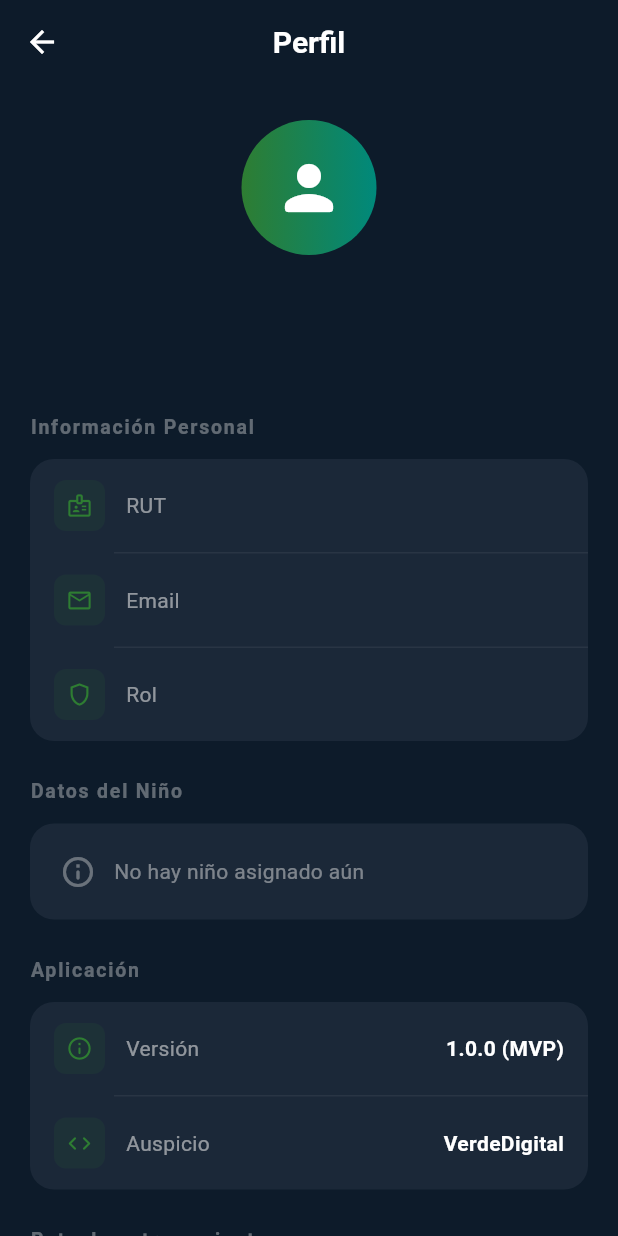
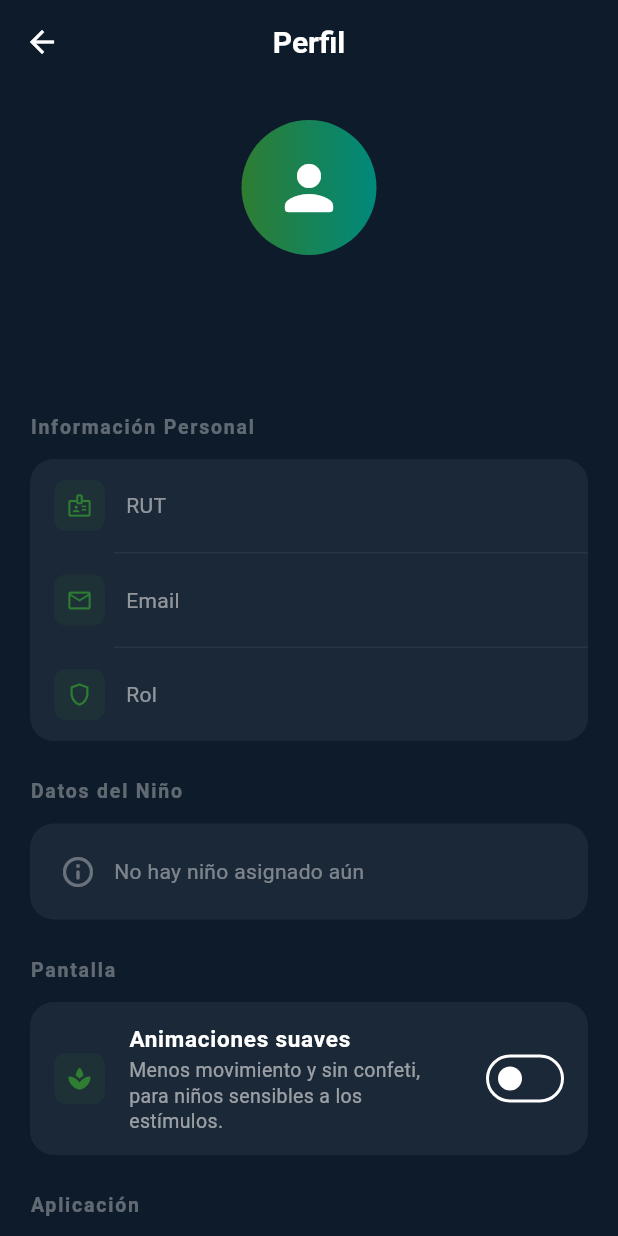
Before and after one commit to dieimcor/gymtea3, a Flutter app: the ProfileScreen screen opened directly, on a phone screen of 412 x 824 dp. Run offline on Flutter 3.47's test engine with Material 3 defaults, Android fonts, the phone set to English and light mode, and no system bars; our stand-ins replace flutter_secure_storage, shared_preferences; accounts and stored records are empty.

Commit message:
Perfil: interruptor 'Animaciones suaves' (apagado de entrada)
SettingsProvider guarda la preferencia y MaterialApp.builder enciende
MediaQuery.disableAnimations en toda la app: las pantallas ya reducen
confeti, vaivenes y viajes con esa señal.

Co-Authored-By: Claude Opus 5.5 <noreply@anthropic.com>

```diff
--- a/lib/presentation/screens/profile/profile_screen.dart
+++ b/lib/presentation/screens/profile/profile_screen.dart
@@ -4,11 +4,15 @@ import 'package:gymtea3/core/theme/app_theme.dart';
 import 'package:gymtea3/data/models/training_route.dart';
 import 'package:gymtea3/presentation/providers/auth_provider.dart';
 import 'package:gymtea3/presentation/providers/exercise_provider.dart';
+import 'package:gymtea3/presentation/providers/settings_provider.dart';
 import 'package:gymtea3/presentation/widgets/bouncy_tap.dart';
 
 /// Pantalla de Perfil — muestra datos del padre e hijo, cerrar sesión
 class ProfileScreen extends StatelessWidget {
   const ProfileScreen({super.key});
+
+  /// Interruptor "Animaciones suaves".
+  static const calmSwitchKey = Key('profile_calm_switch');
 
   @override
   Widget build(BuildContext context) {
@@ -162,6 +166,13 @@ class ProfileScreen extends StatelessWidget {
                     ],
                   ),
                 ),
+
+              const SizedBox(height: 24),
+
+              // Sección: Animaciones
+              _buildSectionTitle('Pantalla'),
+              const SizedBox(height: 12),
+              _entrance(delayMs: 420, child: _buildCalmCard(context)),
 
               const SizedBox(height: 24),
 
@@ -369,6 +380,55 @@ class ProfileScreen extends StatelessWidget {
     );
   }
 
+  /// "Animaciones suaves": calma toda la app (sin confeti, sin vaivenes,
+  /// viajes cortos). Apagado de entrada.
+  Widget _buildCalmCard(BuildContext context) {
+    final settings = context.watch<SettingsProvider>();
+    return Container(
+      decoration: BoxDecoration(
+        color: AppTheme.surfaceDark,
+        borderRadius: BorderRadius.circular(16),
+      ),
+      child: SwitchListTile(
+        key: calmSwitchKey,
+        value: settings.calmMode,
+        onChanged: settings.setCalmMode,
+        activeThumbColor: AppTheme.goldAccent,
+        contentPadding: const EdgeInsets.fromLTRB(16, 6, 12, 6),
+        shape: RoundedRectangleBorder(borderRadius: BorderRadius.circular(16)),
+        secondary: Container(
+          padding: const EdgeInsets.all(8),
+          decoration: BoxDecoration(
+            color: AppTheme.primaryGreen.withValues(alpha: 0.1),
+            borderRadius: BorderRadius.circular(8),
+          ),
+          child: const Icon(
+            Icons.spa_rounded,
+            size: 18,
+            color: AppTheme.primaryGreen,
+          ),
+        ),
+        title: const Text(
+          'Animaciones suaves',
+          style: TextStyle(
+            fontSize: 15,
+            fontWeight: FontWeight.w600,
+            color: Colors.white,
+          ),
+        ),
+        subtitle: Text(
+          'Menos movimiento y sin confeti, para niños sensibles a los '
+          'estímulos.',
+          style: TextStyle(
+            fontSize: 13,
+            height: 1.3,
+            color: AppTheme.textLight.withValues(alpha: 0.65),
+          ),
+        ),
+      ),
+    );
+  }
+
   Widget _buildSectionTitle(String title) {
     return Align(
       alignment: Alignment.centerLeft,
```
Also changed, not shown: lib/app.dart (+8 -0 lines), lib/presentation/providers/settings_provider.dart (added, +50 -0 lines), 1 other file.
